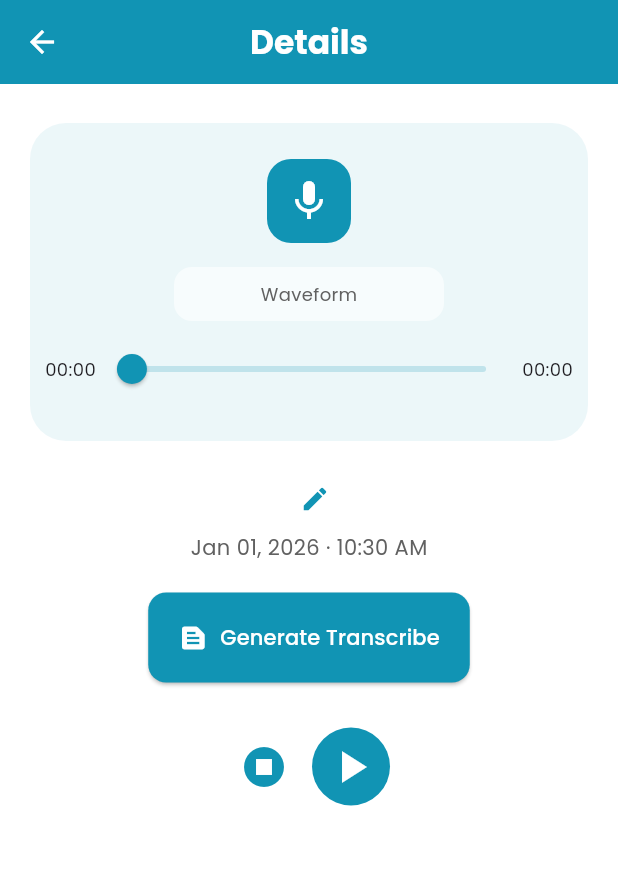
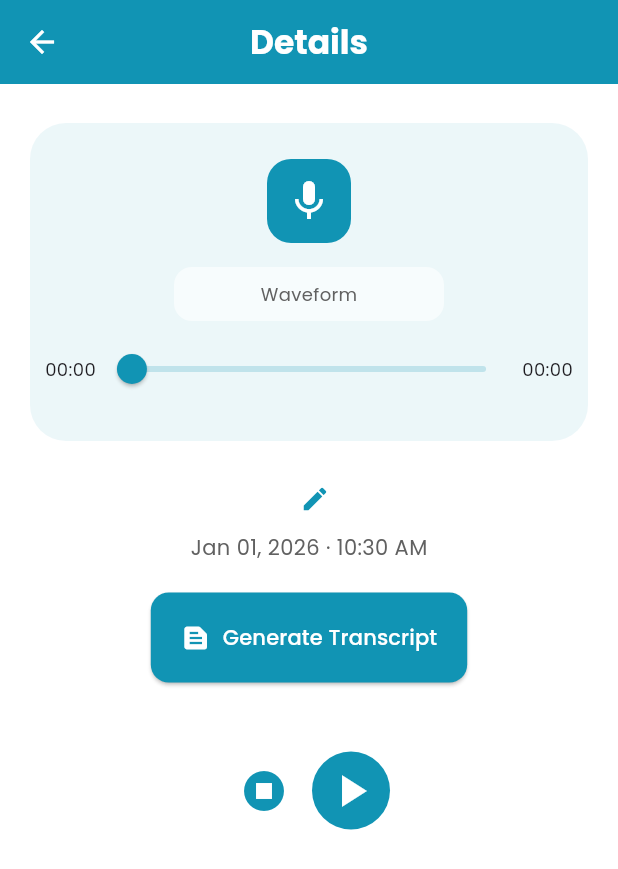
Before and after one commit to Sophavisnuka/Smean-Mobile-App, a Flutter app: the AudioDetailsScreen screen opened directly with empty values, on a phone screen of 412 x 824 dp. Shown: the top 869 px of the screen. Run offline on Flutter 3.47's test engine with Material 3 defaults, Android fonts, the phone set to English and light mode, and no system bars; our stand-ins replace audioplayers, device_preview, google_fonts, introduction_screen, lottie, shared_preferences; missing offline and left inert: record; accounts and stored records are empty; project files that could hold a hidden picture were left out.

Commit message:
Generate Mock transcript

```diff
--- a/lib/models/audio_class.dart
+++ b/lib/models/audio_class.dart
@@ -3,12 +3,14 @@ class AudioRecord {
   final String filePath;
   final String audioTitle;
   final DateTime createdAt;
+  final int duration;
 
   AudioRecord({
     required this.audioId,
     required this.filePath,
     required this.audioTitle,
     required this.createdAt,
+    required this.duration
   });
 
   factory AudioRecord.fromJson(Map<String, dynamic> json) {
@@ -17,8 +19,10 @@ class AudioRecord {
       filePath: json['filePath'] as String,
       audioTitle: json['audioTitle'] as String,
       createdAt: DateTime.parse(json['createdAt'] as String),
+      duration: (json['duration'] ?? 0) as int
     );
   }
+  Duration get getDuration => Duration(seconds: duration);
 
   Map<String, dynamic> toJson() {
     return {
@@ -26,6 +30,7 @@ class AudioRecord {
       'audioTitle': audioTitle,
       'filePath': filePath,
       'createdAt': createdAt.toIso8601String(),
+      'duration': duration
     };
   }
 }
--- /dev/null
+++ b/lib/models/transcript_class.dart
@@ -0,0 +1,26 @@
+import 'package:smean_mobile_app/models/audio_class.dart';
+
+class Transcript {
+  final String transcriptId;
+  final String text;
+  final String audioId;
+
+  Transcript({
+    required this.transcriptId,
+    required this.text,
+    required this.audioId,
+  });
+
+  Map<String, dynamic> toJson() {
+    return {
+      'transcriptId': transcriptId,
+      'text': text,
+      'audioId': audioId
+    };
+  }
+  factory Transcript.fromJson(Map<String, dynamic> json) => Transcript(
+    transcriptId: json['transcriptId'] as String,
+    audioId: json['audioId'] as String,
+    text: json['text'] as String,
+  );
+}
--- a/lib/service/auth_service.dart
+++ b/lib/service/auth_service.dart
@@ -2,6 +2,7 @@ import 'dart:convert';
 import 'package:crypto/crypto.dart';
 import 'package:smean_mobile_app/repository/user_repository.dart';
 import 'package:smean_mobile_app/models/user_class.dart';
+import 'package:uuid/uuid.dart';
 
 class AuthService {
   final AuthRepository _repo = AuthRepository();
@@ -11,7 +12,7 @@ class AuthService {
     return sha256.convert(bytes).toString();
   }
 
-  String _newId() => 'u_${DateTime.now().millisecondsSinceEpoch}';
+  String _newId() => Uuid().v4();
 
   Future<AppUser?> getCurrentUser() async {
     final id = await _repo.getCurrentUserId();
--- /dev/null
+++ b/lib/service/transcript_service.dart
@@ -0,0 +1,34 @@
+import 'package:uuid/uuid.dart';
+import 'package:smean_mobile_app/models/transcript_class.dart';
+import 'package:smean_mobile_app/repository/transcript_repository.dart';
+
+const uuid = Uuid();
+
+class TranscriptService {
+
+  String _mockText(String? title) {
+    final base = (title == null || title.trim().isEmpty)
+      ? 'This is a mock transcript generated for demo purposes.'
+      : 'This is a mock transcript for "$title".';
+
+    return '$base\n\n'
+      '• Key point 1: This transcription is not accurate yet.\n'
+      '• Key point 2: It demonstrates how the UI will show text.\n'
+      '• Key point 3: Later we can replace this with real speech-to-text.';
+  }
+  Future<Transcript?> generateMock(String audioId,String audioTitle) async {
+    final mock = await TranscriptRepository.getTranscripts();
+
+    final text = _mockText(audioTitle);
+
+    final t = Transcript(
+      transcriptId: uuid.v4(),
+      text: text,
+      audioId: audioId
+    );
+
+    mock.add(t);
+    await TranscriptRepository.saveTranscripts(mock);
+    return t;
+  }
+}
--- a/lib/ui/screens/audio_details_screen.dart
+++ b/lib/ui/screens/audio_details_screen.dart
@@ -3,6 +3,8 @@ import 'package:flutter/material.dart';
 import 'package:intl/intl.dart';
 import 'package:smean_mobile_app/constants/app_colors.dart';
 import 'package:smean_mobile_app/models/audio_class.dart';
+import 'package:smean_mobile_app/service/transcript_service.dart';
+import 'package:smean_mobile_app/utils/formatting.dart';
 import 'package:flutter/foundation.dart' show kIsWeb;
 
 class AudioDetailsScreen extends StatefulWidget {
@@ -15,10 +17,12 @@ class AudioDetailsScreen extends StatefulWidget {
 
 class _AudioDetailsScreenState extends State<AudioDetailsScreen> {
   final AudioPlayer _player = AudioPlayer();
-
+  final TranscriptService transcriptService = TranscriptService();
   bool isPlaying = false;
   Duration position = Duration.zero;
   Duration duration = Duration.zero;
+  String? transcriptText;
+  bool isGenerating = false;
 
   @override
   void initState() {
@@ -62,11 +66,35 @@ class _AudioDetailsScreenState extends State<AudioDetailsScreen> {
     setState(() => position = Duration.zero);
   }
 
-  String _formatDuration(Duration d) {
-    String twoDigits(int n) => n.toString().padLeft(2, '0');
-    final m = twoDigits(d.inMinutes.remainder(60));
-    final s = twoDigits(d.inSeconds.remainder(60));
-    return "$m:$s";
+  Future<void> _generateMockTranscript() async {
+    if (isGenerating) return;
+
+    setState(() {
+      isGenerating = true;
+    });
+
+    try {
+      final t = await transcriptService.generateMock(
+        widget.audios.audioId,
+        widget.audios.audioTitle,
+      );
+
+      if (!mounted) return;
+
+      setState(() {
+        transcriptText = t?.text ?? 'No transcript generated.';
+        isGenerating = false;
+      });
+    } catch (e) {
+      if (!mounted) return;
+      setState(() {
+        isGenerating = false;
+      });
+
+      ScaffoldMessenger.of(context).showSnackBar(
+        SnackBar(content: Text('Failed to generate transcript: $e')),
+      );
+    }
   }
 
   @override
@@ -77,9 +105,7 @@ class _AudioDetailsScreenState extends State<AudioDetailsScreen> {
 
   @override
   Widget build(BuildContext context) {
-    final formattedDate =
-      DateFormat('MMM dd, yyyy · hh:mm a').format(widget.audios.createdAt);
-
+    final formattedDate = DateFormat('MMM dd, yyyy · hh:mm a').format(widget.audios.createdAt);
     final maxSeconds = (duration.inSeconds > 0 ? duration.inSeconds : 1).toDouble();
     final valueSeconds = position.inSeconds.toDouble();
 
@@ -135,7 +161,7 @@ class _AudioDetailsScreenState extends State<AudioDetailsScreen> {
                   Row(
                     mainAxisAlignment: MainAxisAlignment.spaceBetween,
                     children: [
-                      Text(_formatDuration(position), style: const TextStyle(fontSize: 12)),
+                      Text(formatDuration(position), style: const TextStyle(fontSize: 12)),
                       Expanded(
                         child: Slider(
                           value: valueSeconds.clamp(0.0, maxSeconds).toDouble(),
@@ -148,7 +174,7 @@ class _AudioDetailsScreenState extends State<AudioDetailsScreen> {
                           inactiveColor: AppColors.primary.withOpacity(0.2),
                         ),
                       ),
-                      Text(_formatDuration(duration), style: const TextStyle(fontSize: 12)),
+                      Text(formatDuration(duration), style: const TextStyle(fontSize: 12)),
                     ],
                   ),
                 ],
@@ -173,13 +199,15 @@ class _AudioDetailsScreenState extends State<AudioDetailsScreen> {
             Text(formattedDate, style: TextStyle(color: Colors.grey[700], fontSize: 14)),
             const SizedBox(height: 20),
             ElevatedButton.icon(
-              onPressed: () {
-                ScaffoldMessenger.of(context).showSnackBar(
-                  const SnackBar(content: Text('Transcribe clicked (static UI)')),
-                );
-              },
-              icon: const Icon(Icons.text_snippet, size: 20),
-              label: const Text('Generate Transcribe'),
+              onPressed: isGenerating ? null : _generateMockTranscript,
+              icon: isGenerating
+                  ? const SizedBox(
+                      width: 18,
+                      height: 18,
+                      child: CircularProgressIndicator(strokeWidth: 2, color: Colors.white),
+                    )
+                  : const Icon(Icons.text_snippet, size: 20),
+              label: Text(isGenerating ? 'Generating...' : 'Generate Transcript'),
               style: ElevatedButton.styleFrom(
                 backgroundColor: AppColors.primary,
                 foregroundColor: Colors.white,
@@ -187,6 +215,45 @@ class _AudioDetailsScreenState extends State<AudioDetailsScreen> {
                 shape: RoundedRectangleBorder(borderRadius: BorderRadius.circular(12)),
               ),
             ),
+            const SizedBox(height: 16),
+            if (transcriptText != null) ...[
+              Container(
+                width: double.infinity,
+                padding: const EdgeInsets.all(16),
+                decoration: BoxDecoration(
+                  color: Colors.grey.shade100,
+                  borderRadius: BorderRadius.circular(16),
+                  border: Border.all(color: Colors.grey.shade300),
+                ),
+                child: Column(
+                  crossAxisAlignment: CrossAxisAlignment.start,
+                  children: [
+                    Row(
+                      children: [
+                        const Icon(Icons.article_outlined, size: 18),
+                        const SizedBox(width: 8),
+                        const Text(
+                          'Transcript',
+                          style: TextStyle(fontWeight: FontWeight.bold),
+                        ),
+                        const Spacer(),
+                        IconButton(
+                          tooltip: 'Clear',
+                          icon: const Icon(Icons.close, size: 18),
+                          onPressed: () => setState(() => transcriptText = null),
+                        ),
+                      ],
+                    ),
+                    const SizedBox(height: 8),
+                    Text(
+                      transcriptText!,
+                      style: const TextStyle(height: 1.4),
+                    ),
+                  ],
+                ),
+              ),
+              const SizedBox(height: 20),
+            ],
             const SizedBox(height: 30),
             Row(
               mainAxisAlignment: MainAxisAlignment.center,
--- a/lib/ui/screens/create_audio_screen.dart
+++ b/lib/ui/screens/create_audio_screen.dart
@@ -22,8 +22,9 @@ class _CreateAudioScreenState extends State<CreateAudioScreen> {
     final record = AudioRecord(
       audioId: const Uuid().v4(),
       audioTitle: title,
-      createdAt: DateTime.now(), // adjust if your model uses DateTime
-      filePath: '', // empty for now (no recording yet)
+      createdAt: DateTime.now(),
+      filePath: '',
+      duration: 0
     );
 
     Navigator.pop(context, record);
--- /dev/null
+++ b/lib/utils/formatting.dart
@@ -0,0 +1,6 @@
+String formatDuration(Duration d) {
+  String twoDigits(int n) => n.toString().padLeft(2, '0');
+  final minutes = twoDigits(d.inMinutes.remainder(60));
+  final seconds = twoDigits(d.inSeconds.remainder(60));
+  return '$minutes:$seconds';
+}
--- a/pubspec.yaml
+++ b/pubspec.yaml
@@ -39,6 +39,7 @@ dependencies:
   shared_preferences: ^2.5.4
   shared_preferences_web: ^2.2.2
   crypto: ^3.0.3
+  idb_shim: ^2.3.3
   # The following adds the Cupertino Icons font to your application.
   # Use with the CupertinoIcons class for iOS style icons.
   cupertino_icons: ^1.0.8
```
Also changed, not shown: lib/models/audioCategory.dart (added, +31 -0 lines), lib/models/category_class.dart (added, +28 -0 lines), lib/repository/transcript_repository.dart (added, +32 -0 lines), lib/service/audio_service.dart (+9 -1 lines), lib/service/record_audio_service.dart (+0 -8 lines), lib/ui/screens/home_screen.dart (+12 -16 lines), lib/ui/screens/recording_screen.dart (+30 -22 lines), lib/models/user_class.dart (indentation only), lib/utils/validation.dart (added), pubspec.lock, 1 other file.
